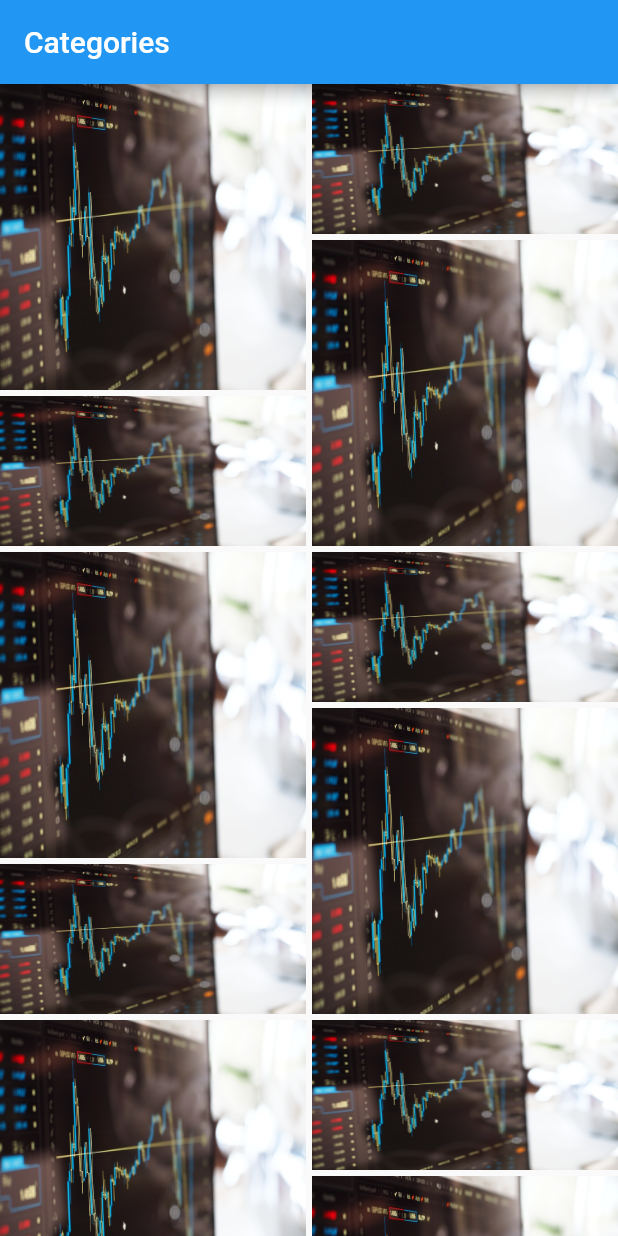
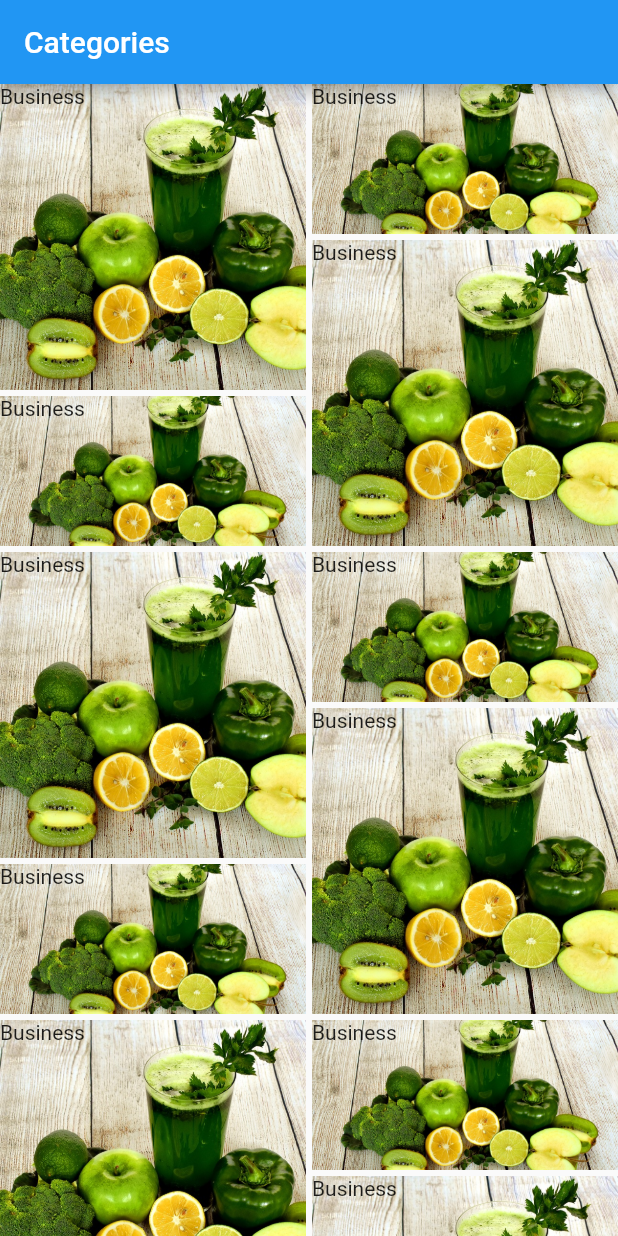
Before and after one commit to AgentTango/flutter-reference, a Flutter app: the screen it shows after launch, on a phone screen of 412 x 824 dp. Run offline on Flutter 3.47's test engine with Material 2 defaults, Android fonts, the phone set to English and light mode, and no system bars; missing offline and left inert: flute_music_player.

Commit message:
Added Text on Image

```diff
--- a/windows_style_layout/lib/main.dart
+++ b/windows_style_layout/lib/main.dart
@@ -21,10 +21,18 @@ class _MyAppState extends State<MyApp> {
             itemCount: 20,
             itemBuilder: (BuildContext context, int index) => new Container(
                   color: Colors.blue,
-                  child: new Image.asset(
-                    'images/business.jpg',
-                    fit: BoxFit.fill,
-                    colorBlendMode: BlendMode.colorDodge,
+                  child: new Container(
+                    decoration: new BoxDecoration(
+                      image: new DecorationImage(
+                        image: new AssetImage('images/health.jpg'),
+                        fit: BoxFit.cover,
+                        alignment: Alignment.center,
+                      ),
+                      color: Colors.white.withOpacity(0.0),
+                    ),
+                    child: new Text(
+                      'Business',
+                    ),
                   ),
                 ),
             staggeredTileBuilder: (int index) =>
```
